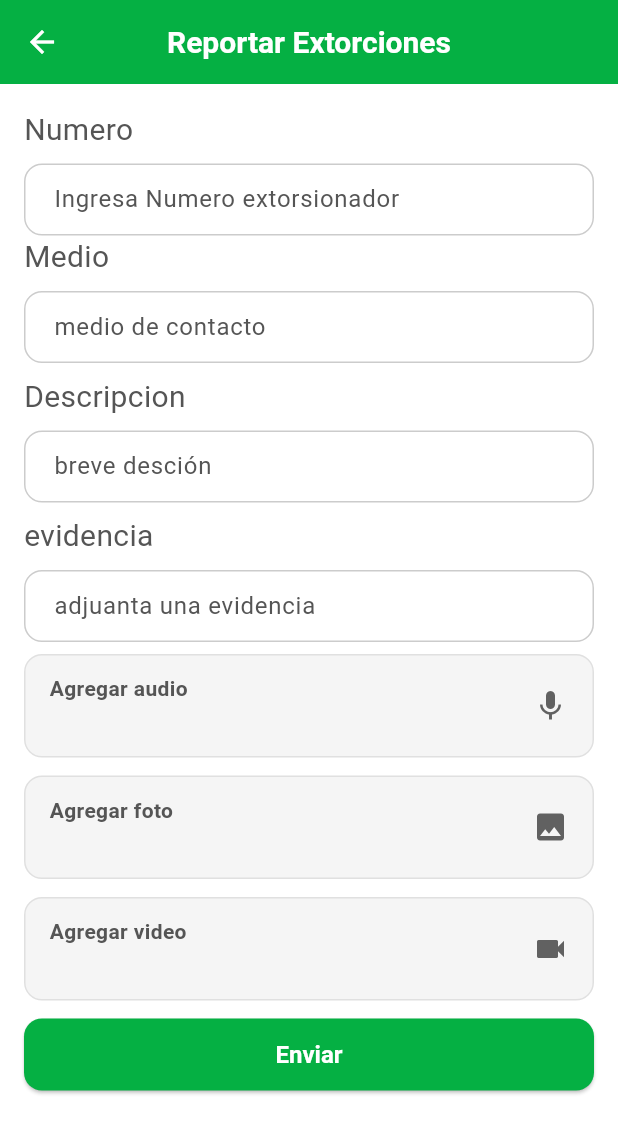
After one commit to Reebotbrei/alertaLima, a Flutter app: the HomeScreen screen opened by its route, after a tap on "Reportar Extorciones", on a phone screen of 412 x 824 dp. The commit adds this screen. Shown: the top 1133 px of the screen. Run offline on Flutter 3.47's test engine with Material 3 defaults, Android fonts, the phone set to English and light mode, and no system bars; our stand-ins replace firebase_core, geolocator, google_maps_flutter; accounts and stored records are empty.

Commit message:
commit agregando frontend de las pantallas de reporte usuario y reprtar extorciones oño

```diff
--- /dev/null
+++ b/lib/app/widgets/app_button2.dart
@@ -0,0 +1,56 @@
+import 'package:flutter/material.dart';
+
+class BotonAdjuntoNuevo extends StatelessWidget {
+  final String titulo;
+  final String subtitulo;
+  final IconData icono;
+  final VoidCallback onTap;
+
+  const BotonAdjuntoNuevo({
+    super.key,
+    required this.titulo,
+    required this.subtitulo,
+    required this.icono,
+    required this.onTap,
+  });
+
+  @override
+  Widget build(BuildContext context) {
+    return GestureDetector(
+      onTap: onTap,
+      child: Container(
+        margin: const EdgeInsets.only(bottom: 12),
+        padding: const EdgeInsets.symmetric(horizontal: 16, vertical: 12),
+        decoration: BoxDecoration(
+          color: Colors.grey[100],
+          borderRadius: BorderRadius.circular(12),
+          border: Border.all(color: Colors.grey.shade300),
+        ),
+        child: Row(
+          children: [
+            Expanded(
+              child: Column(
+                crossAxisAlignment: CrossAxisAlignment.start,
+                children: [
+                  Text(
+                    titulo,
+                    style: const TextStyle(
+                      fontWeight: FontWeight.bold,
+                      fontSize: 14,
+                    ),
+                  ),
+                  const SizedBox(height: 4),
+                  Text(
+                    subtitulo,
+                    style: const TextStyle(color: Colors.grey, fontSize: 13),
+                  ),
+                ],
+              ),
+            ),
+            Icon(icono, size: 24, color: Colors.grey[700]),
+          ],
+        ),
+      ),
+    );
+  }
+}
--- a/lib/features/dashboard/view/home_screen.dart
+++ b/lib/features/dashboard/view/home_screen.dart
@@ -1,4 +1,5 @@
-import 'package:alerta_lima/features/map/view/pantallaDeMapa.dart';
+import 'package:alerta_lima/features/map/view/pantalla_Mapa.dart';
+import 'package:alerta_lima/features/reporteExtorciones/pantallaReporteExtorciones.dart';
 import 'package:flutter/material.dart';
 import '../../../app/theme/app_colors.dart';
 import '../viewmodel/dashboard_viewmodel.dart';
@@ -59,10 +60,16 @@ class HomeScreen extends StatelessWidget {
                 ),
 
                 MenuCard(
-                  icon: Icons.warning_amber_rounded,
-                  title: 'Reportar extorciones',
+                  icon: Icons.map_outlined,
+                  title: 'Reportar Extorciones',
                   onTap: () {
-                    Navigator.pushNamed(context, '/report');
+                    Navigator.push(
+                      context,
+                      MaterialPageRoute(
+                        builder: (context) =>
+                            Pantallareporteextorciones(), //invocamos al clases donde se encuntra el mapa
+                      ),
+                    );
                   },
                 ),
               ],
--- a/lib/features/map/viewmodel/home_controler.dart
+++ b/lib/features/map/clasesMaps/home_controler.dart
@@ -1,9 +1,9 @@
 import 'package:google_maps_flutter/google_maps_flutter.dart';
 import 'package:geolocator/geolocator.dart';
-import 'package:alerta_lima/features/map/viewmodel/estiloMapa.dart';
+import 'package:alerta_lima/features/map/clasesMaps/estilo_Mapa.dart';
 import 'package:alerta_lima/app/widgets/app_alert_card.dart';
 import 'package:flutter/material.dart';
-import 'package:alerta_lima/features/map/viewmodel/marcadorZonas.dart';
+import 'package:alerta_lima/features/map/clasesMaps/marcador_Zonas.dart';
 
 class HomeController {
   //controlador de mapa
--- a/lib/features/map/view/pantallaDeMapa.dart
+++ b/lib/features/map/view/pantalla_Mapa.dart
@@ -1,5 +1,5 @@
 //usamos un statefulwidget
-import 'package:alerta_lima/features/map/viewmodel/home_controler.dart';
+import 'package:alerta_lima/features/map/clasesMaps/home_controler.dart';
 import 'package:flutter/material.dart';
 import 'package:google_maps_flutter/google_maps_flutter.dart';
 
--- /dev/null
+++ b/lib/features/reporteExtorciones/pantallaReporteExtorciones.dart
@@ -0,0 +1,110 @@
+import 'package:flutter/material.dart';
+import 'package:alerta_lima/app/widgets/app_text_field.dart';
+import 'package:alerta_lima/app/widgets/app_button2.dart';
+import 'package:alerta_lima/app/widgets/app_button.dart';
+
+class Pantallareporteextorciones extends StatefulWidget {
+  const Pantallareporteextorciones({super.key});
+
+  @override
+  State<Pantallareporteextorciones> createState() =>
+      _PantallareporteextorcionesState();
+}
+
+class _PantallareporteextorcionesState
+    extends State<Pantallareporteextorciones> {
+  final TextEditingController _numeroController = TextEditingController();
+  //la fecha y los datos de ukbicaion  los vamos ha tomar de manera autaomatica
+  @override
+  Widget build(BuildContext context) {
+    return Scaffold(
+      appBar: AppBar(
+        title: const Text('Reportar Extorciones'),
+        centerTitle: true,
+      ),
+      body: Padding(
+        padding: const EdgeInsets.all(16.0),
+        child: Column(
+          children: [
+            Align(
+              alignment: Alignment.centerLeft,
+              child: Text("Numero", style: TextStyle(fontSize: 20)),
+            ),
+            SizedBox(height: 8), // Espacio de 8 píxeles
+
+            AppTextField(
+              controller: _numeroController,
+              hintText: 'Ingresa Numero extorsionador',
+              keyboardType: TextInputType.phone,
+            ),
+
+            Align(
+              alignment: Alignment.centerLeft,
+              child: Text("Medio", style: TextStyle(fontSize: 20)),
+            ),
+            SizedBox(height: 8), // Espacio de 8 píxeles
+
+            AppTextField(
+              controller: _numeroController,
+              hintText: 'medio de contacto',
+              keyboardType: TextInputType.phone,
+            ),
+            SizedBox(height: 8),
+
+            Align(
+              alignment: Alignment.centerLeft,
+              child: Text("Descripcion", style: TextStyle(fontSize: 20)),
+            ),
+            SizedBox(height: 8), // Espacio de 8 píxeles
+
+            AppTextField(
+              controller: _numeroController,
+              hintText: 'breve desción',
+              keyboardType: TextInputType.phone,
+            ),
+            SizedBox(height: 8),
+
+            Align(
+              alignment: Alignment.centerLeft,
+              child: Text("evidencia", style: TextStyle(fontSize: 20)),
+            ),
+            SizedBox(height: 8), // Espacio de 8 píxeles
+
+            AppTextField(
+              controller: _numeroController,
+              hintText: 'adjuanta una evidencia ',
+              keyboardType: TextInputType.phone,
+            ),
+            SizedBox(height: 8),
+
+            BotonAdjuntoNuevo(
+              titulo: 'Agregar audio',
+              subtitulo: '',
+              icono: Icons.mic,
+              onTap: () {},
+            ),
+            BotonAdjuntoNuevo(
+              titulo: 'Agregar foto',
+              subtitulo: '',
+              icono: Icons.image,
+              onTap: () {},
+            ),
+            BotonAdjuntoNuevo(
+              titulo: 'Agregar video',
+              subtitulo: '',
+              icono: Icons.videocam,
+              onTap: () {},
+            ),
+
+            AppButton(
+              label: 'Enviar',
+              onPressed: () {
+                print('Botón presionado');
+              },
+            ),
+          ],
+        ),
+      ),
+    );
+  }
+}
```
Also changed, not shown: lib/features/map/clasesMaps/estilo_Mapa.dart (renamed from lib/features/map/viewmodel/estiloMapa.dart), lib/features/map/clasesMaps/marcador_Zonas.dart (renamed from lib/features/map/viewmodel/marcadorZonas.dart), lib/features/reprtar_incidente/model/report_form_model.dart (added), lib/features/reprtar_incidente/view/report_incident_screen.dart (added), lib/features/reprtar_incidente/viewmodel/report_viewmodel.dart (added).
